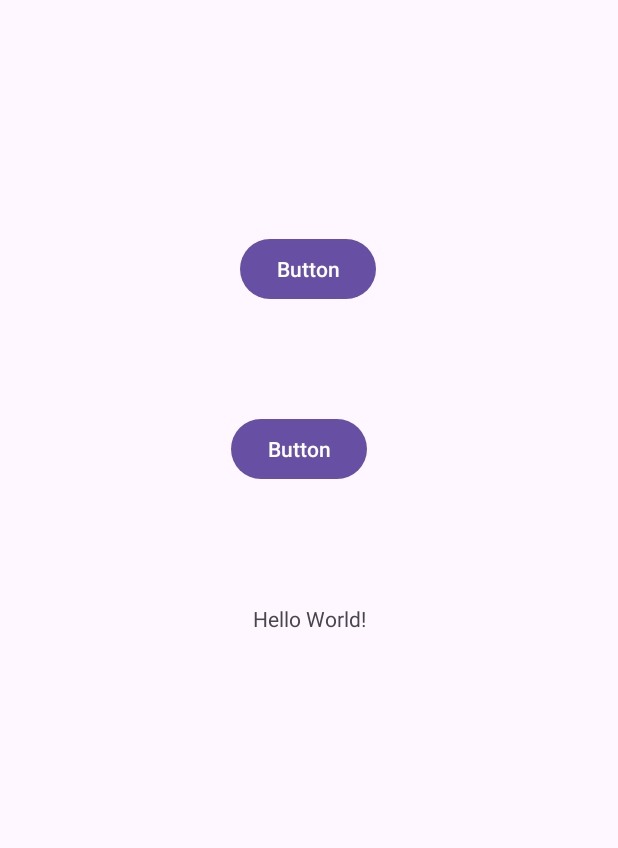
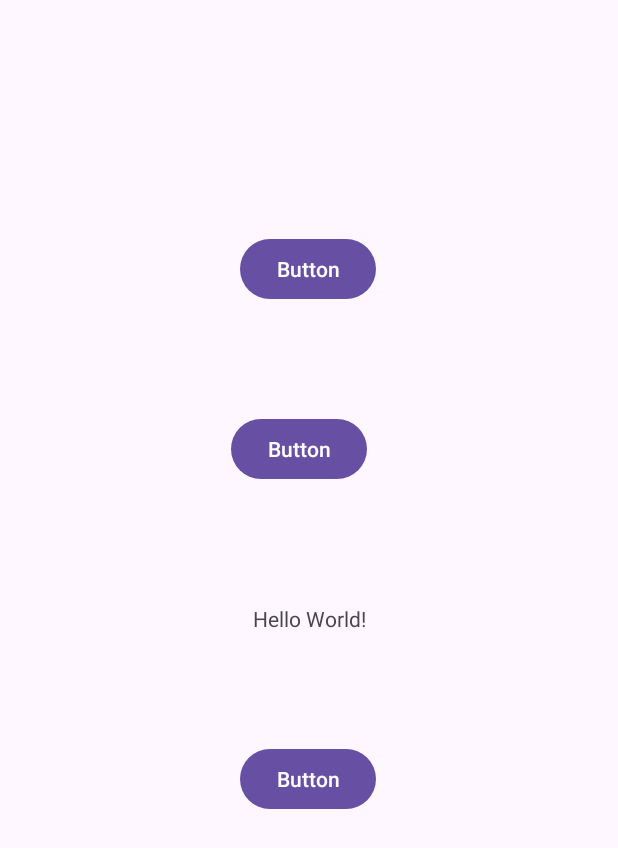
Before and after one commit to Reshala5739/KuznetsovPR22102Pz7, an Android app: the screen it shows after launch (MainActivity), on a phone screen of 412 x 824 dp. Shown: the top 848 px of the screen. Run offline under Robolectric (Android 15) with nearby library versions, the phone set to English and light mode, and no system bars.

Commit message:
CreateButton3

```diff
--- a/app/src/main/res/layout/activity_main.xml
+++ b/app/src/main/res/layout/activity_main.xml
@@ -45,4 +45,18 @@
         app:layout_constraintStart_toStartOf="parent"
         app:layout_constraintTop_toBottomOf="@+id/button" />
 
+    <Button
+        android:id="@+id/button3"
+        android:layout_width="wrap_content"
+        android:layout_height="wrap_content"
+        android:layout_marginStart="159dp"
+        android:layout_marginTop="50dp"
+        android:layout_marginEnd="161dp"
+        android:layout_marginBottom="257dp"
+        android:text="Button"
+        app:layout_constraintBottom_toBottomOf="parent"
+        app:layout_constraintEnd_toEndOf="parent"
+        app:layout_constraintStart_toStartOf="parent"
+        app:layout_constraintTop_toBottomOf="@+id/textView" />
+
 </androidx.constraintlayout.widget.ConstraintLayout>
```
